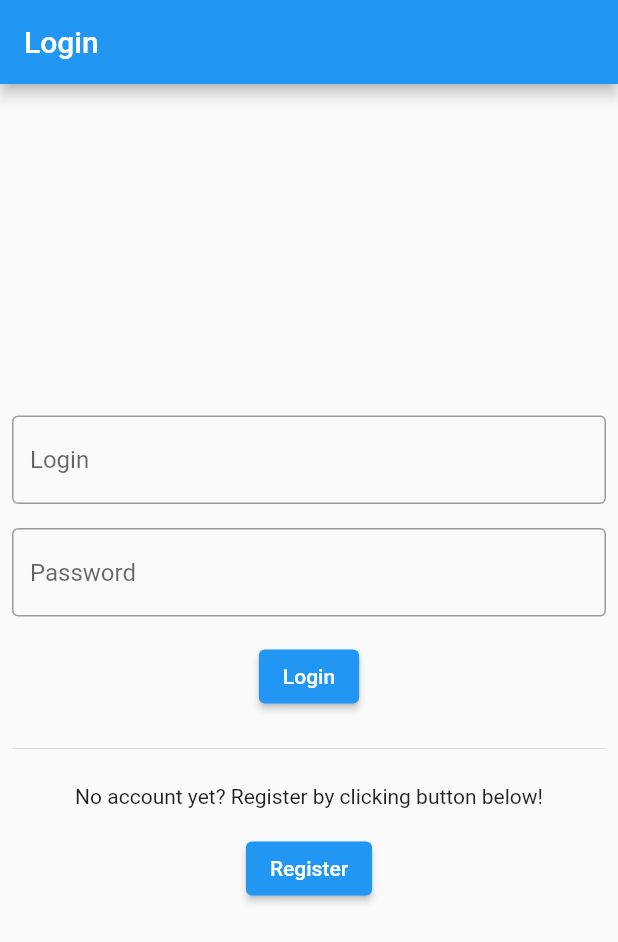
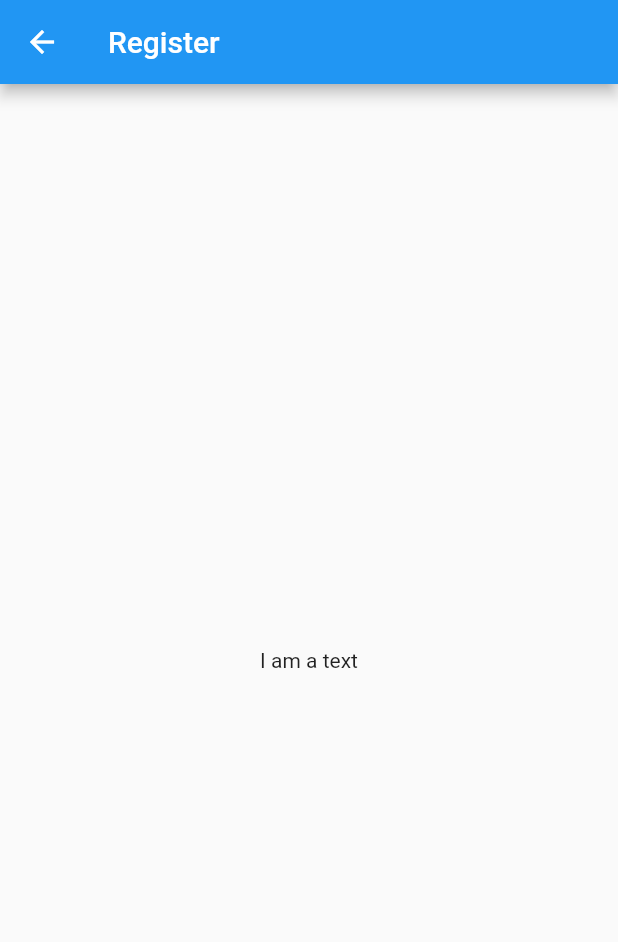
Before and after one commit to PiotrKlis/personal-trainer, a Flutter app: the screen it shows after launch, after a tap on "Register", on a phone screen of 412 x 824 dp. Shown: the top 942 px of the screen. Run offline on Flutter 3.47's test engine with Material 2 defaults, Android fonts, the phone set to English and light mode, and no system bars.

Commit message:
added register screen

```diff
--- a/lib/main.dart
+++ b/lib/main.dart
@@ -1,4 +1,5 @@
 import 'package:flutter/material.dart';
+import 'package:personal_trainer/register_screen.dart';
 
 void main() {
   runApp(PersonalTrainerApp());
@@ -62,7 +63,12 @@ class _LoginScreenState extends State<LoginScreen> {
           Padding(
             padding: const EdgeInsets.all(8.0),
             child: ElevatedButton(
-              onPressed: () {},
+              onPressed: () {
+                Navigator.push(
+                  context,
+                  MaterialPageRoute(builder: (context) => RegisterScreen()),
+                );
+              },
               child: Text('Register'),
             ),
           )
--- /dev/null
+++ b/lib/register_screen.dart
@@ -0,0 +1,16 @@
+import 'package:flutter/material.dart';
+
+class RegisterScreen extends StatelessWidget {
+
+  @override
+  Widget build(BuildContext context) {
+    return Scaffold(
+      appBar: AppBar(
+        title: Text('Register'),
+      ),
+      body: Center(
+        child: Text('I am a text'),
+      ),
+    );
+  }
+}
```
